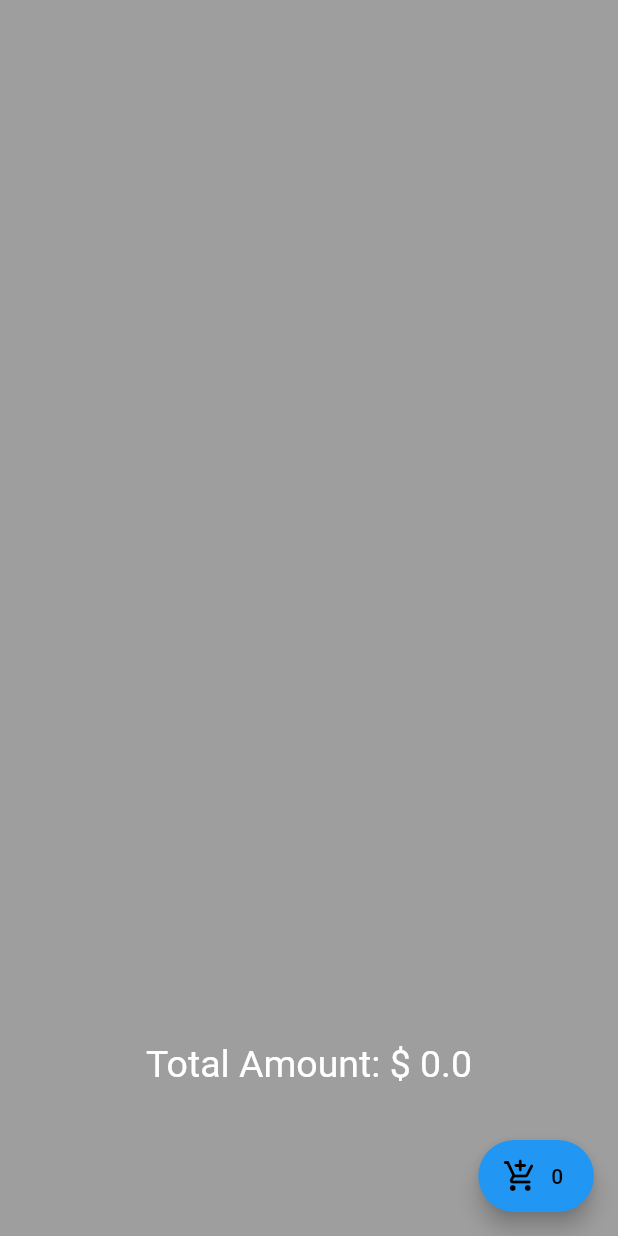
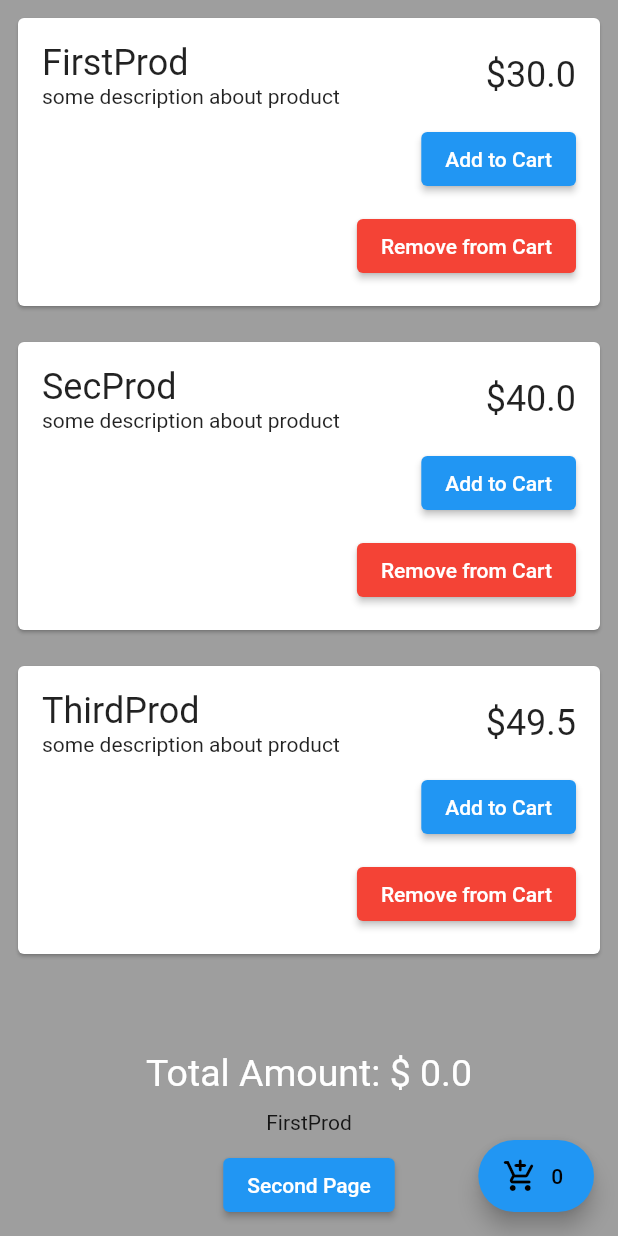
Before and after one commit to Mohsin356/shoppingcart, a Flutter app: the screen it shows after launch, on a phone screen of 412 x 824 dp. Run offline on Flutter 3.47's test engine with Material 2 defaults, Android fonts, the phone set to English and light mode, and no system bars; our stand-ins replace get.

Commit message:
route management

```diff
--- a/lib/controllers/shopping_controller.dart
+++ b/lib/controllers/shopping_controller.dart
@@ -2,8 +2,7 @@ import 'package:get/state_manager.dart';
 import 'package:shoppingcart/models/product.dart';
 
 class ShoppingController extends GetxController{
- List products=<Product>[].obs;
-
+ var products=<Product>[].obs;
  @override
  void onInit() {
     // TODO: implement onInit
@@ -13,7 +12,7 @@ class ShoppingController extends GetxController{
 
 void fetchProduct()async{
    await Future.delayed(const Duration(seconds: 1));
-   var response= [
+   var response= <Product>[
      Product(
          id: 1,
          price: 30,
@@ -33,6 +32,6 @@ void fetchProduct()async{
          productImage: 'abd',
          productName: 'ThirdProd'),
    ];
-   products= response;
+   products.value= response;
 }
 }
--- a/lib/main.dart
+++ b/lib/main.dart
@@ -1,17 +1,15 @@
 import 'package:flutter/material.dart';
 import 'package:shoppingcart/views/shopping_page.dart';
-
+import 'package:get/get.dart';
 void main() {
   runApp(const MyApp());
 }
 
 class MyApp extends StatelessWidget {
   const MyApp({Key? key}) : super(key: key);
-
-  // This widget is the root of your application.
   @override
   Widget build(BuildContext context) {
-    return MaterialApp(
+    return GetMaterialApp(
       debugShowCheckedModeBanner: false,
       title: 'Flutter Demo',
       theme: ThemeData(
--- a/lib/models/product.dart
+++ b/lib/models/product.dart
@@ -1,6 +1,6 @@
 class Product {
   final int? id;
-  final String? productName;
+  String? productName;
   final String? productImage;
   final String? productDescription;
   final double? price;
--- a/lib/views/shopping_page.dart
+++ b/lib/views/shopping_page.dart
@@ -3,6 +3,7 @@ import 'package:get/get.dart';
 import 'package:get/get_core/src/get_main.dart';
 import 'package:shoppingcart/controllers/cart_controller.dart';
 import 'package:shoppingcart/controllers/shopping_controller.dart';
+import 'package:shoppingcart/views/change_name.dart';
 
 class Shopping extends StatelessWidget {
   Shopping({Key? key}) : super(key: key);
@@ -59,6 +60,7 @@ class Shopping extends StatelessWidget {
                                       onPrimary: Colors.white),
                                       child: const Text('Add to Cart'),
                                     ),
+                                    const SizedBox(height: 10,),
                                     ElevatedButton(
                                       onPressed: () {
                                         cartController.removefromCart(controller.products[index]);
@@ -82,7 +84,22 @@ class Shopping extends StatelessWidget {
                       const TextStyle(color: Colors.white,fontSize: 25),);
                   }),
               ),
-              const SizedBox(height: 100,),
+              const SizedBox(height: 10,),
+                GetX<ShoppingController>(
+                  builder:((controller) {
+                    return Center(
+                  child:  Text(controller.products[0].productName.toString()),
+                  );}
+                ),),
+              const SizedBox(height: 10,),
+               ElevatedButton(
+                child: const Text("Second Page"),
+                onPressed: (){
+                  Get.to(ProductName());
+                },
+              ),
+              const SizedBox(height: 10,),
+
             ],
           ),
           floatingActionButton: FloatingActionButton.extended(
```
Also changed, not shown: lib/views/change_name.dart (added, +68 -0 lines).
